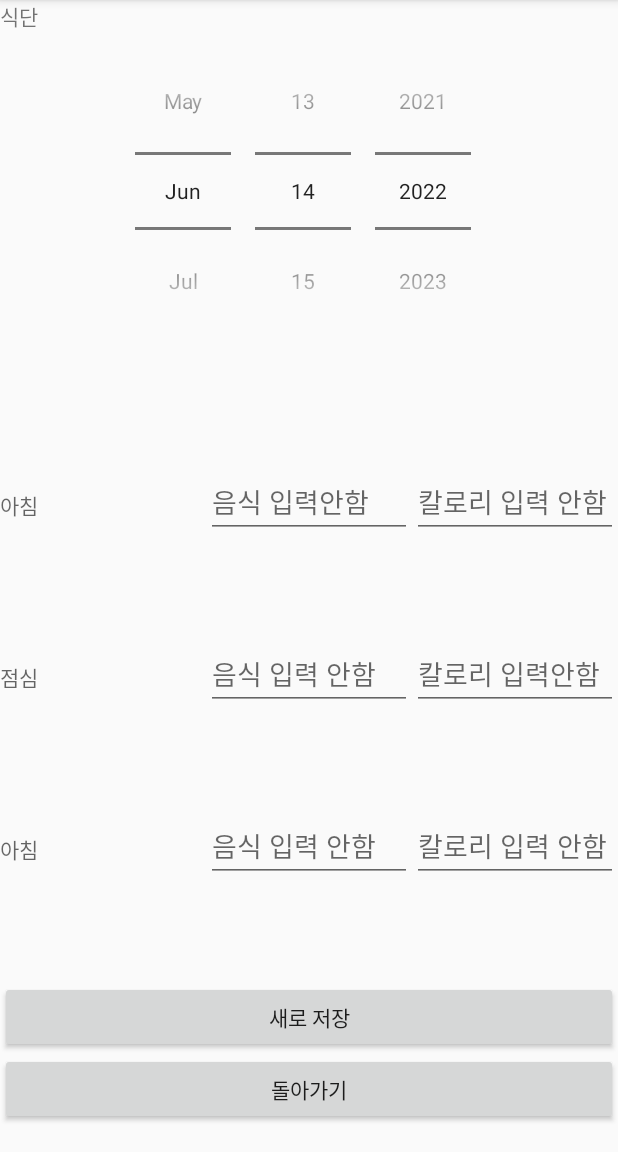
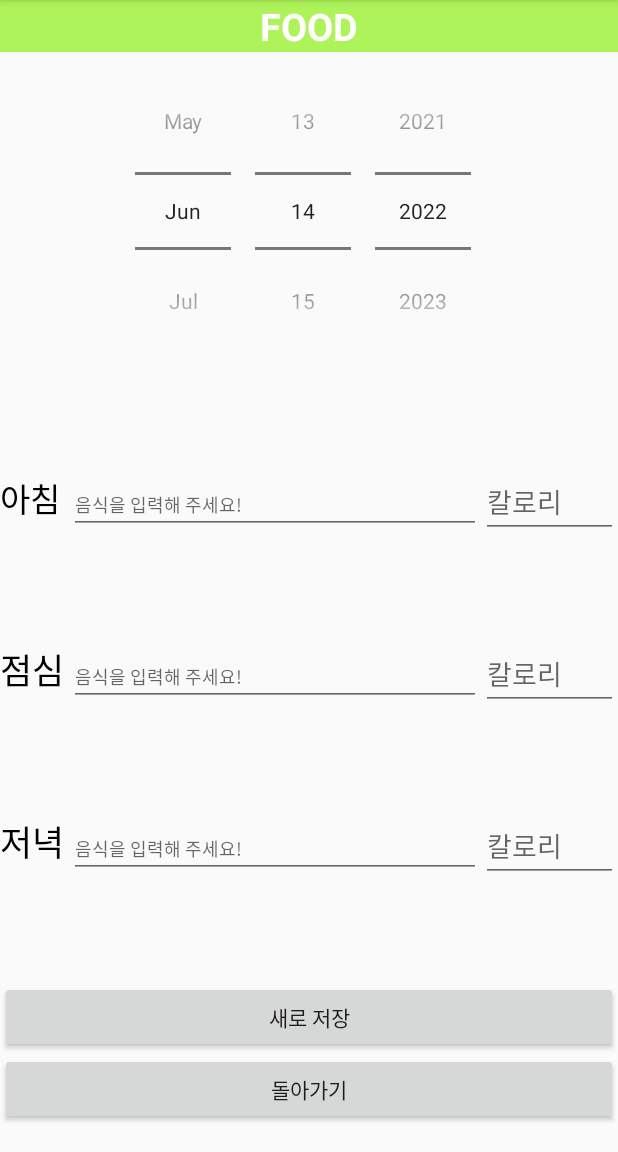
Before and after one commit to silchairmen/exercise, an Android app: the eat screen opened directly, with no data from a screen before it, on a phone screen of 412 x 824 dp, the part 84-1236 px from its top. Run offline under Robolectric (Android 15) with nearby library versions, the phone set to English and light mode, and no system bars.

Commit message:
보긴하냐 ㅋㅋㅋㅋ

```diff
--- a/app/src/main/java/com/example/exercise/eat.java
+++ b/app/src/main/java/com/example/exercise/eat.java
@@ -137,7 +137,7 @@ public class eat extends AppCompatActivity {
                 Eat = cursor.getString(2);
             }
             if (Eat == null){
-                edtEat.setHint("음식 입력안함");
+                edtEat.setHint("음식을 입력해 주세요!");
                 btnWrite.setText("새로 저장");
                 if(Date != fName){
                     sqlDB.execSQL("INSERT INTO myEat VALUES('"+fileName+"',"+"'아침'"+","+null+","+null+");");
@@ -167,7 +167,7 @@ public class eat extends AppCompatActivity {
                 Eatcal = cursor.getString(3);
             }
             if (Eatcal == null){
-                edtCal.setHint("칼로리 입력 안함");
+                edtCal.setHint("칼로리");
                 btnWrite.setText("새로 저장");
 
             }
@@ -193,7 +193,7 @@ public class eat extends AppCompatActivity {
                 Eat = cursor.getString(2);
             }
             if (Eat == null){
-                edtEat2.setHint("음식 입력 안함");
+                edtEat2.setHint("음식을 입력해 주세요!");
                 btnWrite.setText("새로 저장");
                 if(Date != fName){
                     sqlDB.execSQL("INSERT INTO myEat VALUES('"+fileName+"',"+"'점심'"+","+null+","+null+");");
@@ -223,7 +223,7 @@ public class eat extends AppCompatActivity {
                 Eatcal = cursor.getString(3);
             }
             if (Eatcal == null){
-                edtCal2.setHint("칼로리 입력안함");
+                edtCal2.setHint("칼로리");
                 btnWrite.setText("새로 저장");
 
             }
@@ -249,7 +249,7 @@ public class eat extends AppCompatActivity {
                 Eat = cursor.getString(2);
             }
             if (Eat == null){
-                edtEat3.setHint("음식 입력 안함");
+                edtEat3.setHint("음식을 입력해 주세요!");
                 btnWrite.setText("새로 저장");
                 if(Date != fName){
                     sqlDB.execSQL("INSERT INTO myEat VALUES('"+fileName+"',"+"'저녁'"+","+null+","+null+");");
@@ -279,7 +279,7 @@ public class eat extends AppCompatActivity {
                 Eatcal = cursor.getString(3);
             }
             if (Eatcal == null){
-                edtCal3.setHint("칼로리 입력 안함");
+                edtCal3.setHint("칼로리");
                 btnWrite.setText("새로 저장");
 
             }
--- a/app/src/main/java/com/example/exercise/exercise.java
+++ b/app/src/main/java/com/example/exercise/exercise.java
@@ -136,7 +136,7 @@ public class exercise extends AppCompatActivity {
             }
             if (ExerContent == null){
                 edtEx.setHint("운동 입력 안함");
-                btnWrite.setText("새로 저장");
+                btnWrite.setText("오늘 운동 저장");
                 if(Date != fName){
                     sqlDB.execSQL("INSERT INTO myExer VALUES('"+fileName+"',"+null+","+null+","+null+");"); //데이트 피커가 바뀔때마다 테이블에 바뀐 날짜를 저장해준다. -> 그래야 update를 할때 해당 날짜를 통해 update할수 있기 때문
                     return ExerContent;
--- a/app/src/main/res/layout/diary.xml
+++ b/app/src/main/res/layout/diary.xml
@@ -5,21 +5,35 @@
     <TextView
         android:layout_width="match_parent"
         android:layout_height="wrap_content"
-        android:text="일기"/>
+        android:text="DIARY"
+        android:gravity="center"
+        android:textColor="@color/black"
+        android:textStyle="bold"
+        android:textSize="30dp"
+        android:background="#FFE87C"/>
 
     <DatePicker
         android:layout_width="match_parent"
-        android:layout_height="0dp"
-        android:layout_weight="1"
+        android:layout_height="200dp"
         android:id="@+id/datepicker1"
         android:calendarViewShown="false"
         android:datePickerMode="spinner"/>
+    <TextView
+        android:layout_width="match_parent"
+        android:layout_height="wrap_content"
+        android:text="TODAY'S DIARY"
+        android:gravity="center"
+        android:textStyle="bold"
+        android:textSize="30dp"
+        android:background="@color/white"/>
     <EditText
         android:id="@+id/edtDiary"
         android:layout_width="match_parent"
         android:layout_height="0dp"
         android:layout_weight="1"
-        android:background="#ff44ff44"
+        android:background="#FFE87C"
+        android:hint="How was your day?"
+        android:gravity="top|left"
         android:lines="8"/>
     <Button
         android:id="@+id/btnWrite"
--- a/app/src/main/res/layout/eat.xml
+++ b/app/src/main/res/layout/eat.xml
@@ -12,7 +12,12 @@
         <TextView
             android:layout_width="match_parent"
             android:layout_height="wrap_content"
-            android:text="식단"/>
+            android:text="FOOD"
+            android:textStyle="bold"
+            android:background="#AEF359"
+            android:textColor="@color/white"
+            android:textSize="25dp"
+            android:gravity="center"/>
         <DatePicker
             android:layout_width="match_parent"
             android:layout_height="match_parent"
@@ -28,24 +33,27 @@
         android:orientation="horizontal">
         <TextView
             android:id="@+id/edtContent"
-            android:layout_weight="1"
+            android:layout_weight="1.6"
             android:layout_width="match_parent"
             android:layout_height="wrap_content"
-            android:hint="아침"/>
+            android:text="아침"
+            android:textColor="@color/black"
+            android:textSize="22dp"/>
 
         <EditText
             android:id="@+id/edtEat"
-            android:layout_weight="1"
+            android:layout_weight="0.6"
+            android:textSize="12dp"
             android:layout_width="match_parent"
             android:layout_height="wrap_content"
-            android:hint="음식"/>
+            android:hint="음식을 입력하세요 음식은 ' , '로 구분"/>
 
         <EditText
             android:id="@+id/edtCal"
-            android:layout_weight="1"
+            android:layout_weight="1.4"
             android:layout_width="match_parent"
             android:layout_height="wrap_content"
-            android:hint="칼로리"/>
+            android:hint="총 칼로리"/>
 
     </LinearLayout>
     <LinearLayout
@@ -55,24 +63,27 @@
         android:orientation="horizontal">
         <TextView
             android:id="@+id/edtContent2"
-            android:layout_weight="1"
+            android:layout_weight="1.6"
             android:layout_width="match_parent"
             android:layout_height="wrap_content"
-            android:hint="점심"/>
+            android:text="점심"
+            android:textColor="@color/black"
+            android:textSize="23dp"/>
 
         <EditText
             android:id="@+id/edtEat2"
-            android:layout_weight="1"
+            android:layout_weight="0.6"
+            android:textSize="12dp"
             android:layout_width="match_parent"
             android:layout_height="wrap_content"
-            android:hint="음식"/>
+            android:hint="음식을 입력하세요 음식은 ' , '로 구분"/>
 
         <EditText
             android:id="@+id/edtCal2"
-            android:layout_weight="1"
+            android:layout_weight="1.4"
             android:layout_width="match_parent"
             android:layout_height="wrap_content"
-            android:hint="칼로리"/>
+            android:hint="총 칼로리"/>
 
     </LinearLayout>
     <LinearLayout
@@ -82,24 +93,28 @@
         android:orientation="horizontal">
         <TextView
             android:id="@+id/edtContent3"
-            android:layout_weight="1"
+            android:layout_weight="1.6"
             android:layout_width="match_parent"
             android:layout_height="wrap_content"
-            android:hint="아침"/>
+            android:text="저녁"
+            android:textColor="@color/black"
+            android:textSize="23dp"/>
 
         <EditText
             android:id="@+id/edtEat3"
-            android:layout_weight="1"
+            android:layout_weight="0.6"
+            android:textSize="12dp"
             android:layout_width="match_parent"
             android:layout_height="wrap_content"
-            android:hint="음식"/>
+            android:hint="음식을 입력하세요 음식은 ' , '로 구분"/>
 
         <EditText
             android:id="@+id/edtCal3"
-            android:layout_weight="1"
+            android:layout_weight="1.4"
+
             android:layout_width="match_parent"
             android:layout_height="wrap_content"
-            android:hint="칼로리"/>
+            android:hint="총 칼로리"/>
 
     </LinearLayout>
     <LinearLayout
--- a/app/src/main/res/layout/exercise.xml
+++ b/app/src/main/res/layout/exercise.xml
@@ -75,7 +75,7 @@
                 android:layout_height="wrap_content"
                 android:id="@+id/btnTmp"
                 android:layout_weight="1"
-                android:text="운동 임시저장">
+                android:text="운동 추가하기">
             </Button>
             <Button
                 android:id="@+id/btnReset"
```
